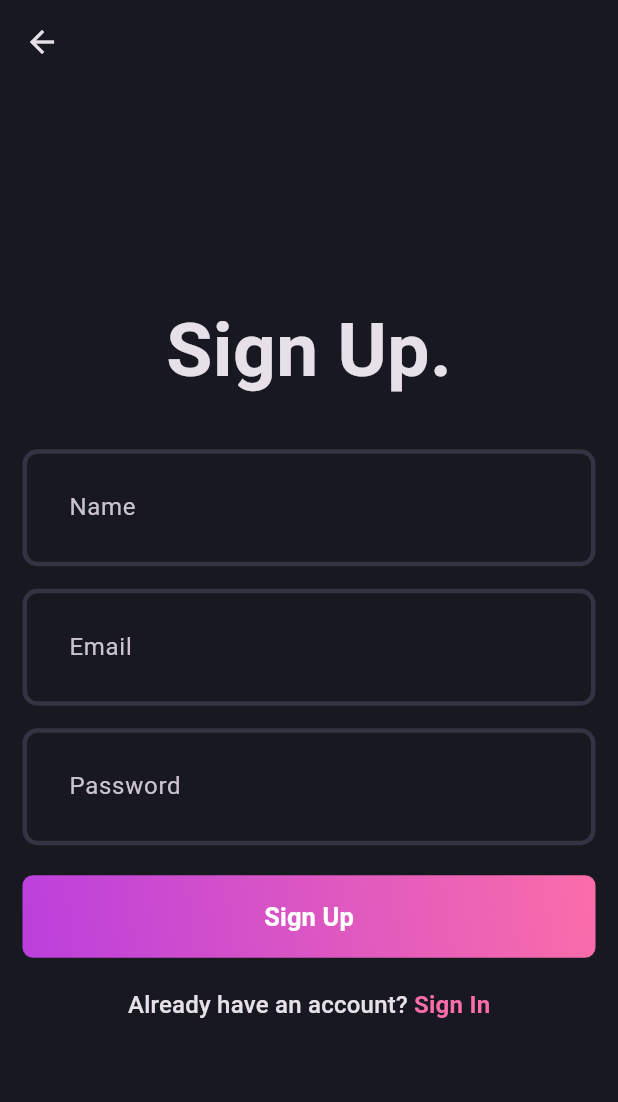
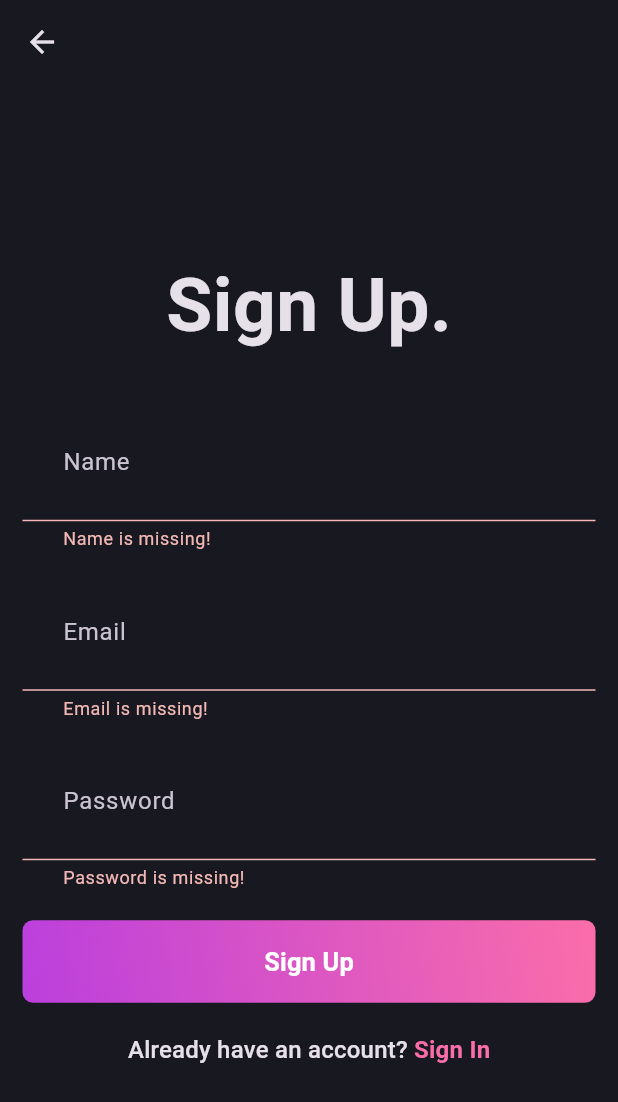
Before and after one commit to manoharacharyaa/blog_app_bloc, a Flutter app: the SignUpPage screen opened directly, after a tap on "Sign Up", on a phone screen of 412 x 824 dp. Shown: the top 1102 px of the screen. Run offline on Flutter 3.47's test engine with Material 3 defaults, Android fonts, the light colour scheme and no system bars; our stand-ins replace flutter_bloc, fpdart, supabase_flutter; accounts and stored records are empty.

Commit message:
4. bloc implementation for sign-up

```diff
--- /dev/null
+++ b/lib/features/auth/presentation/bloc/auth_bloc.dart
@@ -0,0 +1,29 @@
+import 'package:blog_app_bloc/features/auth/domain/usecases/user_sign_up.dart';
+import 'package:flutter/material.dart';
+import 'package:flutter_bloc/flutter_bloc.dart';
+
+part 'auth_event.dart';
+part 'auth_state.dart';
+
+class AuthBloc extends Bloc<AuthEvent, AuthState> {
+  final UserSignUp _userSignUp;
+
+  AuthBloc({
+    required UserSignUp userSignup,
+  }) : _userSignUp = userSignup,
+       super(AuthInitial()) {
+    on<AuthSignUp>((event, emit) async {
+      final res = await _userSignUp(
+        UserSignUpParams(
+          name: event.name,
+          email: event.email,
+          password: event.password,
+        ),
+      );
+      res.fold(
+        (failure) => emit(AuthFailure(failure.message)),
+        (uid) => emit(AuthSucess(uid)),
+      );
+    });
+  }
+}
--- /dev/null
+++ b/lib/features/auth/presentation/bloc/auth_event.dart
@@ -0,0 +1,16 @@
+part of 'auth_bloc.dart';
+
+@immutable
+sealed class AuthEvent {}
+
+final class AuthSignUp extends AuthEvent {
+  final String name;
+  final String email;
+  final String password;
+
+  AuthSignUp({
+    required this.name,
+    required this.email,
+    required this.password,
+  });
+}
--- /dev/null
+++ b/lib/features/auth/presentation/bloc/auth_state.dart
@@ -0,0 +1,20 @@
+part of 'auth_bloc.dart';
+
+@immutable
+sealed class AuthState {
+  const AuthState();
+}
+
+final class AuthInitial extends AuthState {}
+
+final class AuthLoading extends AuthState {}
+
+final class AuthSucess extends AuthState {
+  final String uid;
+  const AuthSucess(this.uid);
+}
+
+final class AuthFailure extends AuthState {
+  final String message;
+  const AuthFailure(this.message);
+}
--- a/lib/features/auth/presentation/pages/login_page.dart
+++ b/lib/features/auth/presentation/pages/login_page.dart
@@ -56,7 +56,10 @@
                 isObscureText: true,
               ),
               const SizedBox(height: 20),
-              AuthGradientButton(buttonText: 'Sign in'),
+              AuthGradientButton(
+                onPressed: () {},
+                buttonText: 'Sign in',
+              ),
               const SizedBox(height: 20),
               GestureDetector(
                 onTap: () {
--- a/lib/features/auth/presentation/pages/signup_page.dart
+++ b/lib/features/auth/presentation/pages/signup_page.dart
@@ -1,8 +1,10 @@
 import 'package:blog_app_bloc/core/theme/app_pallet.dart';
+import 'package:blog_app_bloc/features/auth/presentation/bloc/auth_bloc.dart';
 import 'package:blog_app_bloc/features/auth/presentation/pages/login_page.dart';
 import 'package:blog_app_bloc/features/auth/presentation/widgets/auth_field.dart';
 import 'package:blog_app_bloc/features/auth/presentation/widgets/auth_gradient_button.dart';
 import 'package:flutter/material.dart';
+import 'package:flutter_bloc/flutter_bloc.dart';
 
 class SignUpPage extends StatefulWidget {
   static route() => MaterialPageRoute(
@@ -63,7 +65,20 @@
                 isObscureText: true,
               ),
               const SizedBox(height: 20),
-              AuthGradientButton(buttonText: 'Sign Up'),
+              AuthGradientButton(
+                buttonText: 'Sign Up',
+                onPressed: () {
+                  if (fromKey.currentState!.validate()) {
+                    context.read<AuthBloc>().add(
+                      AuthSignUp(
+                        name: nameController.text.trim(),
+                        email: emailController.text.trim(),
+                        password: passwordController.text.trim(),
+                      ),
+                    );
+                  }
+                },
+              ),
               const SizedBox(height: 20),
               GestureDetector(
                 onTap: () {
--- a/lib/features/auth/presentation/widgets/auth_gradient_button.dart
+++ b/lib/features/auth/presentation/widgets/auth_gradient_button.dart
@@ -3,7 +3,12 @@
 
 class AuthGradientButton extends StatelessWidget {
   final String buttonText;
-  const AuthGradientButton({super.key, required this.buttonText});
+  final VoidCallback onPressed;
+  const AuthGradientButton({
+    super.key,
+    required this.buttonText,
+    required this.onPressed,
+  });
 
   @override
   Widget build(BuildContext context) {
@@ -20,7 +25,7 @@
         borderRadius: BorderRadius.circular(7),
       ),
       child: ElevatedButton(
-        onPressed: () {},
+        onPressed: onPressed,
         style: ElevatedButton.styleFrom(
           fixedSize: Size(double.maxFinite, 55),
           backgroundColor: AppPallete.transparentColor,
--- a/pubspec.yaml
+++ b/pubspec.yaml
@@ -36,6 +36,7 @@
   cupertino_icons: ^1.0.8
   fpdart: ^1.1.1
   supabase_flutter: ^2.9.1
+  flutter_bloc: ^9.1.1
 
 dev_dependencies:
   flutter_test:
```
Also changed, not shown: lib/main.dart (+21 -1 lines), pubspec.lock.
